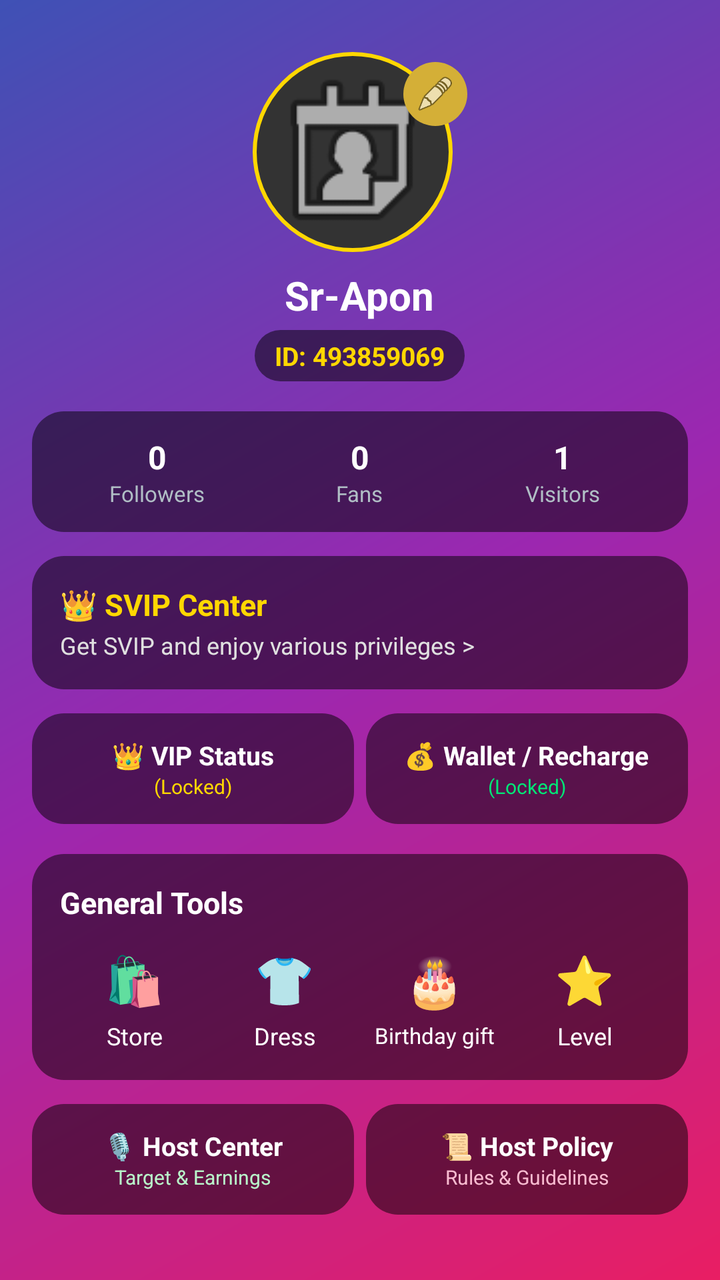
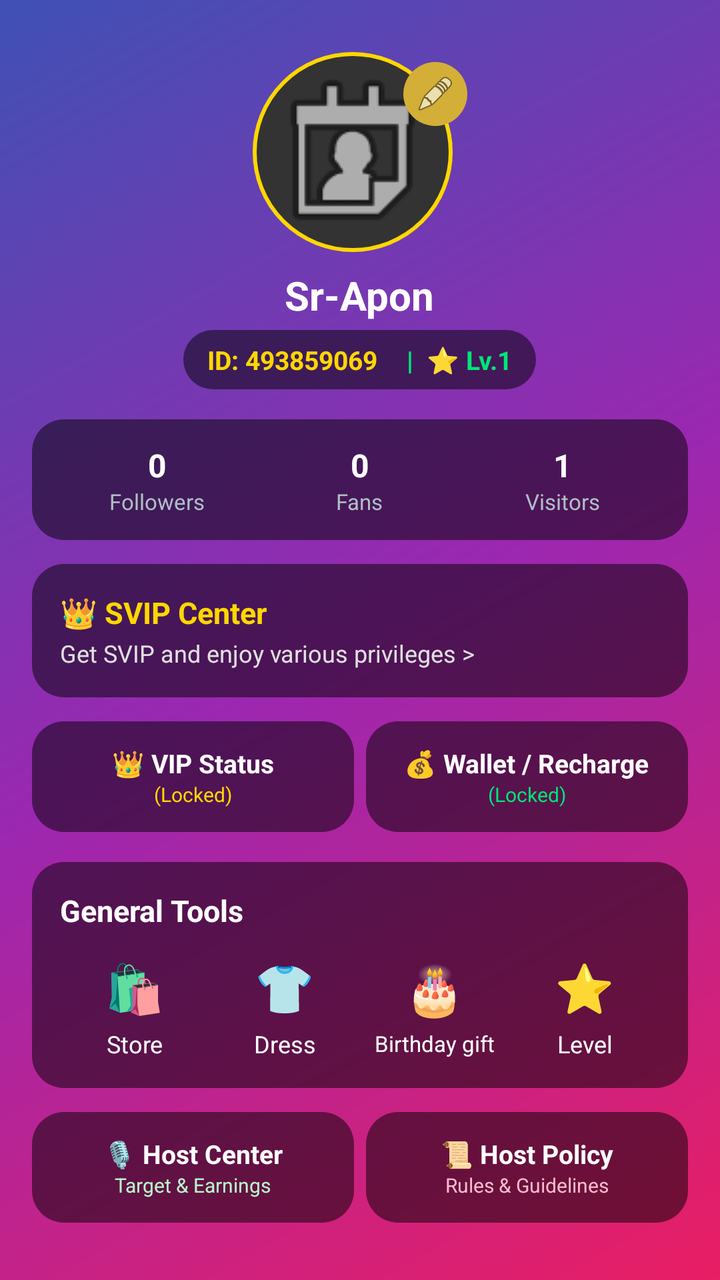

Screens rendered from an Android XML layout before and after an edit, with the pre-edit source and the edit as a unified diff.
<!-- AndroidManifest.xml: activity theme Theme.SRVoiceChat -->
<!-- res/layout/activity_me.xml -->
<?xml version="1.0" encoding="utf-8"?>
<LinearLayout xmlns:android="http://schemas.android.com/apk/res/android"
    xmlns:app="http://schemas.android.com/apk/res-auto"
    android:layout_width="match_parent"
    android:layout_height="match_parent"
    android:orientation="vertical"
    android:gravity="center_horizontal"
    android:background="@drawable/bg_profile_gradient"
    android:padding="16dp">

    <ScrollView
        android:layout_width="match_parent"
        android:layout_height="match_parent"
        android:scrollbars="none">

        <LinearLayout
            android:layout_width="match_parent"
            android:layout_height="wrap_content"
            android:orientation="vertical"
            android:gravity="center_horizontal"
            android:paddingBottom="20dp">

            
            <RelativeLayout
                android:layout_width="match_parent"
                android:layout_height="wrap_content"
                android:layout_marginTop="10dp"
                android:gravity="center">

                <ImageView
                    android:id="@+id/imgMeProfile"
                    android:layout_width="100dp"
                    android:layout_height="100dp"
                    android:layout_centerHorizontal="true"
                    android:scaleType="centerCrop"
                    android:src="@android:drawable/ic_menu_my_calendar"
                    android:background="@drawable/circle_shape"
                    android:padding="2dp"/>

                <ImageView
                    android:id="@+id/btnEditProfile"
                    android:layout_width="32dp"
                    android:layout_height="32dp"
                    android:layout_toEndOf="@id/imgMeProfile"
                    android:layout_marginStart="-25dp"
                    android:layout_marginTop="5dp"
                    android:background="@drawable/circle_gold"
                    android:src="@android:drawable/ic_menu_edit"
                    android:padding="6dp"
                    android:clickable="true"
                    android:focusable="true"
                    android:contentDescription="Edit Profile"/>
            </RelativeLayout>

            
            <TextView
                android:id="@+id/textMeName"
                android:layout_width="wrap_content"
                android:layout_height="wrap_content"
                android:text="Sr-Apon"
                android:textColor="#FFFFFF"
                android:textSize="20sp"
                android:textStyle="bold"
                android:layout_marginTop="8dp"/>

            
            <LinearLayout
                android:layout_width="wrap_content"
                android:layout_height="wrap_content"
                android:orientation="horizontal"
                android:gravity="center"
                android:layout_marginTop="4dp"
                android:background="@drawable/rounded_bg"
                android:paddingHorizontal="10dp"
                android:paddingVertical="4dp">
                <TextView
                    android:id="@+id/textMeId"
                    android:layout_width="wrap_content"
                    android:layout_height="wrap_content"
                    android:text="ID: 493859069"
                    android:textColor="#FFD700"
                    android:textSize="13sp"
                    android:textStyle="bold"/>
            </LinearLayout>

            
            <LinearLayout
                android:layout_width="match_parent"
                android:layout_height="wrap_content"
                android:orientation="horizontal"
                android:layout_marginTop="15dp"
                android:background="@drawable/rounded_bg"
                android:padding="12dp"
                android:gravity="center">
                
                <LinearLayout
                    android:layout_width="0dp"
                    android:layout_height="wrap_content"
                    android:layout_weight="1"
                    android:orientation="vertical"
                    android:gravity="center">
                    <TextView android:layout_width="wrap_content" android:layout_height="wrap_content" android:text="0" android:textColor="#FFFFFF" android:textSize="16sp" android:textStyle="bold"/>
                    <TextView android:layout_width="wrap_content" android:layout_height="wrap_content" android:text="Followers" android:textColor="#B0BEC5" android:textSize="11sp"/>
                </LinearLayout>

                <LinearLayout
                    android:layout_width="0dp"
                    android:layout_height="wrap_content"
                    android:layout_weight="1"
                    android:orientation="vertical"
                    android:gravity="center">
                    <TextView android:layout_width="wrap_content" android:layout_height="wrap_content" android:text="0" android:textColor="#FFFFFF" android:textSize="16sp" android:textStyle="bold"/>
                    <TextView android:layout_width="wrap_content" android:layout_height="wrap_content" android:text="Fans" android:textColor="#B0BEC5" android:textSize="11sp"/>
                </LinearLayout>

                <LinearLayout
                    android:layout_width="0dp"
                    android:layout_height="wrap_content"
                    android:layout_weight="1"
                    android:orientation="vertical"
                    android:gravity="center">
                    <TextView android:layout_width="wrap_content" android:layout_height="wrap_content" android:text="1" android:textColor="#FFFFFF" android:textSize="16sp" android:textStyle="bold"/>
                    <TextView android:layout_width="wrap_content" android:layout_height="wrap_content" android:text="Visitors" android:textColor="#B0BEC5" android:textSize="11sp"/>
                </LinearLayout>
            </LinearLayout>

            
            <LinearLayout
                android:layout_width="match_parent"
                android:layout_height="wrap_content"
                android:orientation="vertical"
                android:layout_marginTop="12dp"
                android:background="@drawable/rounded_bg"
                android:padding="14dp">
                <TextView
                    android:layout_width="wrap_content"
                    android:layout_height="wrap_content"
                    android:text="👑 SVIP Center"
                    android:textColor="#FFD700"
                    android:textSize="15sp"
                    android:textStyle="bold"/>
                <TextView
                    android:layout_width="wrap_content"
                    android:layout_height="wrap_content"
                    android:text="Get SVIP and enjoy various privileges >"
                    android:textColor="#E0E0E0"
                    android:textSize="12sp"
                    android:layout_marginTop="2dp"/>
            </LinearLayout>

            
            <LinearLayout
                android:layout_width="match_parent"
                android:layout_height="wrap_content"
                android:orientation="horizontal"
                android:layout_marginTop="12dp"
                android:gravity="center">
                
                <LinearLayout
                    android:id="@+id/btnVipStatus"
                    android:layout_width="0dp"
                    android:layout_height="wrap_content"
                    android:layout_weight="1"
                    android:orientation="vertical"
                    android:background="@drawable/rounded_bg"
                    android:padding="12dp"
                    android:gravity="center"
                    android:layout_marginEnd="6dp"
                    android:clickable="true"
                    android:focusable="true">
                    <TextView android:layout_width="wrap_content" android:layout_height="wrap_content" android:text="👑 VIP Status" android:textColor="#FFFFFF" android:textSize="13sp" android:textStyle="bold"/>
                    <TextView android:layout_width="wrap_content" android:layout_height="wrap_content" android:text="(Locked)" android:textColor="#FFD700" android:textSize="10sp"/>
                </LinearLayout>

                <LinearLayout
                    android:id="@+id/btnWalletRecharge"
                    android:layout_width="0dp"
                    android:layout_height="wrap_content"
                    android:layout_weight="1"
                    android:orientation="vertical"
                    android:background="@drawable/rounded_bg"
                    android:padding="12dp"
                    android:gravity="center"
                    android:clickable="true"
                    android:focusable="true">
                    <TextView android:layout_width="wrap_content" android:layout_height="wrap_content" android:text="💰 Wallet / Recharge" android:textColor="#FFFFFF" android:textSize="13sp" android:textStyle="bold"/>
                    <TextView android:layout_width="wrap_content" android:layout_height="wrap_content" android:text="(Locked)" android:textColor="#00E676" android:textSize="10sp"/>
                </LinearLayout>
            </LinearLayout>

            
            <LinearLayout
                android:layout_width="match_parent"
                android:layout_height="wrap_content"
                android:orientation="vertical"
                android:layout_marginTop="15dp"
                android:background="@drawable/rounded_bg"
                android:padding="14dp">

                <TextView
                    android:layout_width="wrap_content"
                    android:layout_height="wrap_content"
                    android:text="General Tools"
                    android:textColor="#FFFFFF"
                    android:textSize="15sp"
                    android:textStyle="bold"
                    android:layout_marginBottom="12dp"/>

                <LinearLayout
                    android:layout_width="match_parent"
                    android:layout_height="wrap_content"
                    android:orientation="horizontal"
                    android:gravity="center">

                    
                    <LinearLayout
                        android:id="@+id/toolStore"
                        android:layout_width="0dp"
                        android:layout_height="wrap_content"
                        android:layout_weight="1"
                        android:orientation="vertical"
                        android:gravity="center"
                        android:clickable="true"
                        android:focusable="true">
                        <TextView android:layout_width="wrap_content" android:layout_height="wrap_content" android:text="🛍️" android:textSize="24sp"/>
                        <TextView android:layout_width="wrap_content" android:layout_height="wrap_content" android:text="Store" android:textColor="#FFFFFF" android:textSize="12sp" android:layout_marginTop="4dp"/>
                    </LinearLayout>

                    
                    <LinearLayout
                        android:id="@+id/toolDress"
                        android:layout_width="0dp"
                        android:layout_height="wrap_content"
                        android:layout_weight="1"
                        android:orientation="vertical"
                        android:gravity="center"
                        android:clickable="true"
                        android:focusable="true">
                        <TextView android:layout_width="wrap_content" android:layout_height="wrap_content" android:text="👕" android:textSize="24sp"/>
                        <TextView android:layout_width="wrap_content" android:layout_height="wrap_content" android:text="Dress" android:textColor="#FFFFFF" android:textSize="12sp" android:layout_marginTop="4dp"/>
                    </LinearLayout>

                    
                    <LinearLayout
                        android:id="@+id/toolBirthday"
                        android:layout_width="0dp"
                        android:layout_height="wrap_content"
                        android:layout_weight="1"
                        android:orientation="vertical"
                        android:gravity="center"
                        android:clickable="true"
                        android:focusable="true">
                        <TextView android:layout_width="wrap_content" android:layout_height="wrap_content" android:text="🎂" android:textSize="24sp"/>
                        <TextView android:layout_width="wrap_content" android:layout_height="wrap_content" android:text="Birthday gift" android:textColor="#FFFFFF" android:textSize="11sp" android:layout_marginTop="4dp"/>
                    </LinearLayout>

                    
                    <LinearLayout
                        android:id="@+id/btnLevelCenter"
                        android:layout_width="0dp"
                        android:layout_height="wrap_content"
                        android:layout_weight="1"
                        android:orientation="vertical"
                        android:gravity="center"
                        android:clickable="true"
                        android:focusable="true">
                        <TextView android:layout_width="wrap_content" android:layout_height="wrap_content" android:text="⭐" android:textSize="24sp"/>
                        <TextView android:layout_width="wrap_content" android:layout_height="wrap_content" android:text="Level" android:textColor="#FFFFFF" android:textSize="12sp" android:layout_marginTop="4dp"/>
                    </LinearLayout>

                </LinearLayout>
            </LinearLayout>

            
            <LinearLayout
                android:layout_width="match_parent"
                android:layout_height="wrap_content"
                android:orientation="horizontal"
                android:layout_marginTop="12dp"
                android:gravity="center">
                
                <LinearLayout
                    android:id="@+id/btnHostCenter"
                    android:layout_width="0dp"
                    android:layout_height="wrap_content"
                    android:layout_weight="1"
                    android:orientation="vertical"
                    android:background="@drawable/rounded_bg"
                    android:padding="12dp"
                    android:gravity="center"
                    android:layout_marginEnd="6dp"
                    android:clickable="true"
                    android:focusable="true">
                    <TextView android:layout_width="wrap_content" android:layout_height="wrap_content" android:text="🎙️ Host Center" android:textColor="#FFFFFF" android:textSize="13sp" android:textStyle="bold"/>
                    <TextView android:layout_width="wrap_content" android:layout_height="wrap_content" android:text="Target &amp; Earnings" android:textColor="#B9F6CA" android:textSize="10sp"/>
                </LinearLayout>

                <LinearLayout
                    android:id="@+id/btnHostPolicy"
                    android:layout_width="0dp"
                    android:layout_height="wrap_content"
                    android:layout_weight="1"
                    android:orientation="vertical"
                    android:background="@drawable/rounded_bg"
                    android:padding="12dp"
                    android:gravity="center"
                    android:clickable="true"
                    android:focusable="true">
                    <TextView android:layout_width="wrap_content" android:layout_height="wrap_content" android:text="📜 Host Policy" android:textColor="#FFFFFF" android:textSize="13sp" android:textStyle="bold"/>
                    <TextView android:layout_width="wrap_content" android:layout_height="wrap_content" android:text="Rules &amp; Guidelines" android:textColor="#F8BBD0" android:textSize="10sp"/>
                </LinearLayout>
            </LinearLayout>

        </LinearLayout>
    </ScrollView>
</LinearLayout>
<!-- resources referenced by this layout -->
<resources>
  <!-- drawable bg_profile_gradient (drawable) -->
  <?xml version="1.0" encoding="utf-8"?>
  <shape xmlns:android="http://schemas.android.com/apk/res/android"
      android:shape="rectangle">
      <gradient
          android:angle="135"
          android:startColor="#E91E63"
          android:centerColor="#9C27B0"
          android:endColor="#3F51B5"
          android:type="linear" />
  </shape>
  <!-- drawable circle_gold (drawable) -->
  <?xml version="1.0" encoding="utf-8"?>
  <shape xmlns:android="http://schemas.android.com/apk/res/android" android:shape="oval">
      <solid android:color="#D4AF37"/>
  </shape>
  <!-- drawable circle_shape (drawable) -->
  <?xml version="1.0" encoding="utf-8"?>
  <shape xmlns:android="http://schemas.android.com/apk/res/android"
      android:shape="oval">
      <solid android:color="#333333"/>
      <stroke android:width="2dp" android:color="#FFD700"/>
  </shape>
  <!-- drawable rounded_bg (drawable) -->
  <?xml version="1.0" encoding="utf-8"?>
  <shape xmlns:android="http://schemas.android.com/apk/res/android"
      android:shape="rectangle">
      <solid android:color="#80000000"/>
      <corners android:radius="16dp"/>
  </shape>
  <style name="Theme.SRVoiceChat" parent="Theme.Material3.DayNight.NoActionBar">
          <item name="colorPrimary">#FF4081</item>
          <item name="android:statusBarColor">#FF4081</item>
          <item name="android:windowLightStatusBar">true</item>
      </style>
</resources>

<!-- the commit's change to res/layout/activity_me.xml (unified diff, before → after) -->
@@ -71,8 +71,9 @@
                 android:gravity="center"
                 android:layout_marginTop="4dp"
                 android:background="@drawable/rounded_bg"
-                android:paddingHorizontal="10dp"
-                android:paddingVertical="4dp">
+                android:paddingHorizontal="12dp"
+                android:paddingVertical="6dp">
+                
                 <TextView
                     android:id="@+id/textMeId"
                     android:layout_width="wrap_content"
@@ -81,6 +82,16 @@
                     android:textColor="#FFD700"
                     android:textSize="13sp"
                     android:textStyle="bold"/>
+
+                <TextView
+                    android:id="@+id/txtProfileLevel"
+                    android:layout_width="wrap_content"
+                    android:layout_height="wrap_content"
+                    android:text="  |  ⭐ Lv.1"
+                    android:textColor="#00E676"
+                    android:textSize="13sp"
+                    android:textStyle="bold"
+                    android:layout_marginStart="8dp"/>
             </LinearLayout>
 
             
